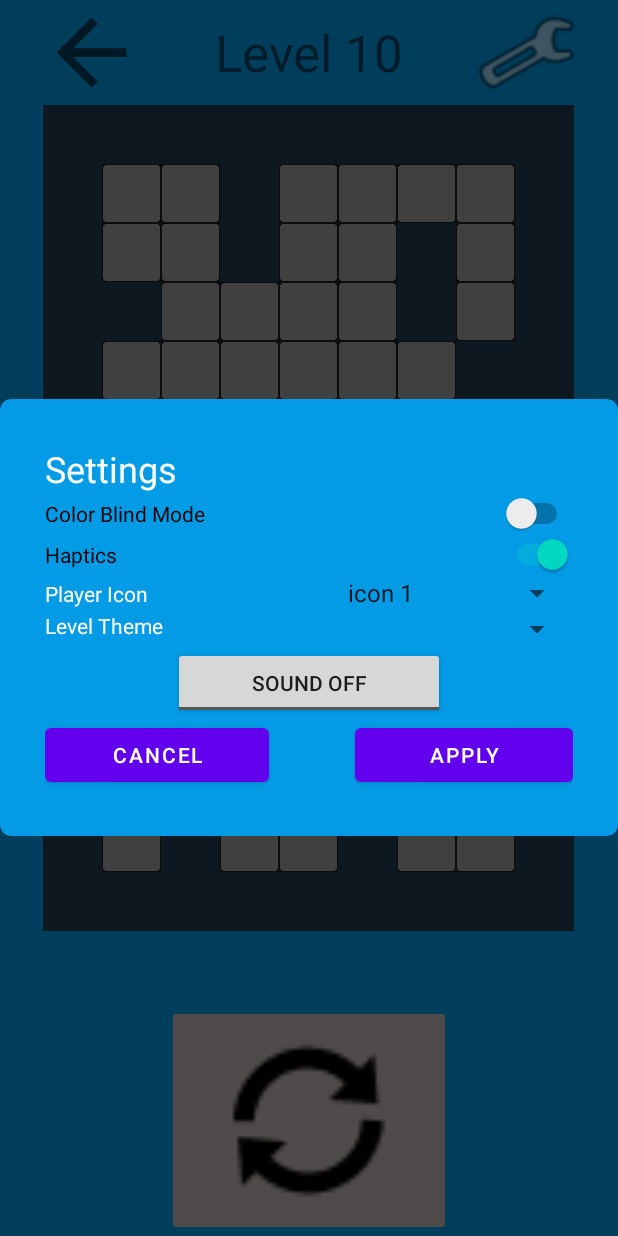
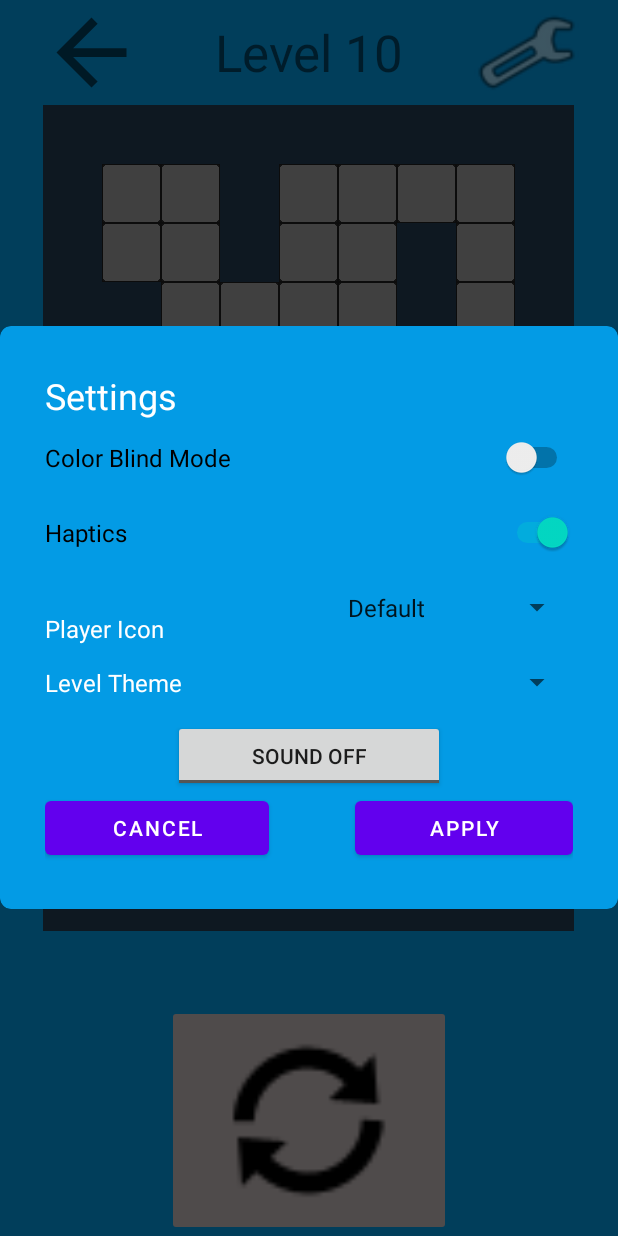
Before and after one commit to jphavill/4176-group, an Android app: the Level10Activity screen opened directly, with no data from a screen before it, after a tap on an icon or button, on a phone screen of 412 x 824 dp. Run offline under Robolectric (Android 15) with nearby library versions, the phone set to English and light mode, and no system bars.

Commit message:
player can now swap between 3 icons

```diff
--- a/app/src/main/java/com/example/csci4176_groupproject/BaseLevel.kt
+++ b/app/src/main/java/com/example/csci4176_groupproject/BaseLevel.kt
@@ -2,6 +2,7 @@ package com.example.csci4176_groupproject
 
 import android.annotation.SuppressLint
 import android.content.Intent
+import android.media.metrics.PlaybackErrorEvent
 import android.os.Build
 import android.os.Bundle
 import android.util.Log
@@ -140,6 +141,8 @@ abstract class BaseLevel: BaseActivity(), settingsDialogCallback {
                 }
 
                 val playerImageView = findViewById<ImageView>(R.id.playerImageView)
+                val currentPlayerIcon = PLAYER_ICONS[PLAYER_ICONS_MAP[settingPrefs.getString("playerIcon", "Default").toString()]!!]
+                playerImageView.setImageResource(currentPlayerIcon.iconResource)
                 val playerLocation = IntArray(2)
                 groundTile.tileImageView.getLocationInWindow(playerLocation)
                 if(groundTile.tileImageView.tag.toString() == "groundTileStart"){
@@ -357,7 +360,10 @@ abstract class BaseLevel: BaseActivity(), settingsDialogCallback {
             resetColorBlind(settings.colourBlindMode)
         }
         if (changes["playerIcon"]!!){
-            Log.d("seting change", "changing player icon setting")
+            val playerImageView = findViewById<ImageView>(R.id.playerImageView)
+            val currentPlayerIcon = PLAYER_ICONS[PLAYER_ICONS_MAP[settings.playerIcon]!!]
+            playerImageView.setImageResource(currentPlayerIcon.iconResource)
+
         }
 
     }
--- /dev/null
+++ b/app/src/main/java/com/example/csci4176_groupproject/playerIconData.kt
@@ -0,0 +1,18 @@
+package com.example.csci4176_groupproject
+
+val PLAYER_ICONS = listOf<playerIconData>(
+    playerIconData(R.drawable.ic_launcher_foreground, "Default"),
+    playerIconData(android.R.drawable.star_on, "Star"),
+    playerIconData(android.R.drawable.ic_menu_myplaces, "Circle")
+)
+
+val PLAYER_ICONS_MAP = mapOf(
+    "Default" to 0,
+    "Star" to 1,
+    "Circle" to 2
+
+)
+data class playerIconData(
+    val iconResource: Int,
+    val name: String
+)
--- a/app/src/main/java/com/example/csci4176_groupproject/settingsData.kt
+++ b/app/src/main/java/com/example/csci4176_groupproject/settingsData.kt
@@ -3,8 +3,8 @@ package com.example.csci4176_groupproject
 data class settingsData(
     var haptics: Boolean = true,
     var colourBlindMode: Boolean = false,
-    val playerIcon: Int = 0,
-    var levelTheme: Int = 0,
+    val playerIcon: String = "Default",
+    var levelTheme: String = "Default",
     var sound: Boolean = false,
     // tracks what settings have been updated
     var changes: Map<String, Boolean> = mapOf(
--- a/app/src/main/java/com/example/csci4176_groupproject/settingsDialog.kt
+++ b/app/src/main/java/com/example/csci4176_groupproject/settingsDialog.kt
@@ -9,6 +9,7 @@ import android.widget.Spinner
 import android.widget.Switch
 import android.widget.ToggleButton
 import androidx.appcompat.app.AlertDialog
+import com.google.gson.Gson
 
 class settingsDialog(context: Context) : AlertDialog.Builder(context)  {
     private val settingPrefs: SharedPreferences = context.applicationContext.getSharedPreferences("settingsPrefs", 0)
@@ -23,7 +24,9 @@ class settingsDialog(context: Context) : AlertDialog.Builder(context)  {
 
         val initialSettings = settingsData(haptics = settingPrefs.getBoolean("haptics", true),
             colourBlindMode = settingPrefs.getBoolean("colorBlind", false),
-            sound = settingPrefs.getBoolean("sound", false))
+            sound = settingPrefs.getBoolean("sound", false),
+            playerIcon = settingPrefs.getString("playerIcon", "Default").toString()
+        )
         // set the state of the settings
         val colorBlindModeView = view.findViewById<Switch>(R.id.colorBlindSwitch)
         colorBlindModeView.isChecked = initialSettings.colourBlindMode
@@ -32,10 +35,23 @@ class settingsDialog(context: Context) : AlertDialog.Builder(context)  {
         val soundView = view.findViewById<ToggleButton>(R.id.soundToggle)
         soundView.isChecked = initialSettings.sound
 
-        val playerIcons: List<String> =  listOf("icon 1", "icon 2")
+        val playerIcons = mutableListOf<String>()
+
+        for (player in PLAYER_ICONS){
+            // default player icon is always in the list
+            if (player.name == "Default") {
+                playerIcons.add(player.name)
+                continue
+            }
+            // only add the other icons that are also enabled (purchased)
+            // CHANGE BACK AFTER STORE ADDED TO DEFAULT TO FALSE
+            if (settingPrefs.getBoolean(String.format("playerEnabled%d", player.iconResource), true)){
+                    playerIcons.add(player.name)
+            }
+        }
 
         val playerIconView = view.findViewById<Spinner>(R.id.playerIconSelect)
-        ArrayAdapter(
+        val arrayAdapter = ArrayAdapter(
             context,
             android.R.layout.simple_spinner_item,
             playerIcons
@@ -46,11 +62,15 @@ class settingsDialog(context: Context) : AlertDialog.Builder(context)  {
             playerIconView.adapter = adapter
         }
 
+
+        playerIconView.setSelection(arrayAdapter.getPosition(settingPrefs.getString("playerIcon", "Default")))
+
         val applyButton = view.findViewById<Button>(R.id.mainMenuButton)
         applyButton.setOnClickListener {
             val updatedSettings = settingsData(haptics = hapticsSwitchView.isChecked,
                 colourBlindMode = colorBlindModeView.isChecked,
-                sound = soundView.isChecked)
+                sound = soundView.isChecked,
+                playerIcon = playerIconView.selectedItem.toString())
             updatedSettings.changes = mapOf(
                 "haptics" to (initialSettings.haptics != updatedSettings.haptics),
                 "colourBlindMode" to (initialSettings.colourBlindMode != updatedSettings.colourBlindMode),
@@ -61,9 +81,10 @@ class settingsDialog(context: Context) : AlertDialog.Builder(context)  {
             callback.settingsDialogCallback(updatedSettings)
             // save state of settings
             val editor: SharedPreferences.Editor = settingPrefs.edit()
-            editor.putBoolean("colorBlind", colorBlindModeView.isChecked)
-            editor.putBoolean("haptics", hapticsSwitchView.isChecked)
-            editor.putBoolean("sound", soundView.isChecked)
+            editor.putBoolean("colorBlind", updatedSettings.colourBlindMode)
+            editor.putBoolean("haptics", updatedSettings.haptics)
+            editor.putBoolean("sound", updatedSettings.sound)
+            editor.putString("playerIcon", updatedSettings.playerIcon)
             editor.apply()
 
             builder.dismiss()
--- a/app/src/main/res/layout/settings_dialog.xml
+++ b/app/src/main/res/layout/settings_dialog.xml
@@ -22,15 +22,18 @@
         <Switch
             android:id="@+id/colorBlindSwitch"
             android:layout_width="match_parent"
-            android:layout_height="wrap_content"
-            android:text="Color Blind Mode" />
+            android:layout_height="50dp"
+            android:text="Color Blind Mode"
+            android:textAlignment="viewStart"
+            android:textSize="16sp" />
 
         <Switch
             android:id="@+id/hapticsSwitch"
             android:layout_width="match_parent"
-            android:layout_height="wrap_content"
+            android:layout_height="50dp"
             android:checked="true"
-            android:text="Haptics" />
+            android:text="Haptics"
+            android:textSize="16sp" />
 
         <LinearLayout
             android:layout_width="match_parent"
@@ -42,14 +45,17 @@
                 android:id="@+id/playerIconText"
                 android:layout_width="wrap_content"
                 android:layout_height="wrap_content"
+                android:layout_marginTop="14dp"
                 android:layout_weight="1"
                 android:text="Player Icon"
-                android:textColor="@color/white" />
+                android:textAlignment="gravity"
+                android:textColor="@color/white"
+                android:textSize="16sp" />
 
             <Spinner
                 android:id="@+id/playerIconSelect"
                 android:layout_width="158dp"
-                android:layout_height="wrap_content" />
+                android:layout_height="50dp" />
 
         </LinearLayout>
 
@@ -62,14 +68,17 @@
                 android:id="@+id/levelThemeText"
                 android:layout_width="wrap_content"
                 android:layout_height="wrap_content"
+                android:layout_marginTop="14dp"
                 android:layout_weight="1"
                 android:text="Level Theme"
-                android:textColor="@color/white" />
+                android:textAlignment="viewStart"
+                android:textColor="@color/white"
+                android:textSize="16sp" />
 
             <Spinner
                 android:id="@+id/levelThemeSelect"
                 android:layout_width="158dp"
-                android:layout_height="wrap_content" />
+                android:layout_height="50dp" />
 
         </LinearLayout>
 
```
